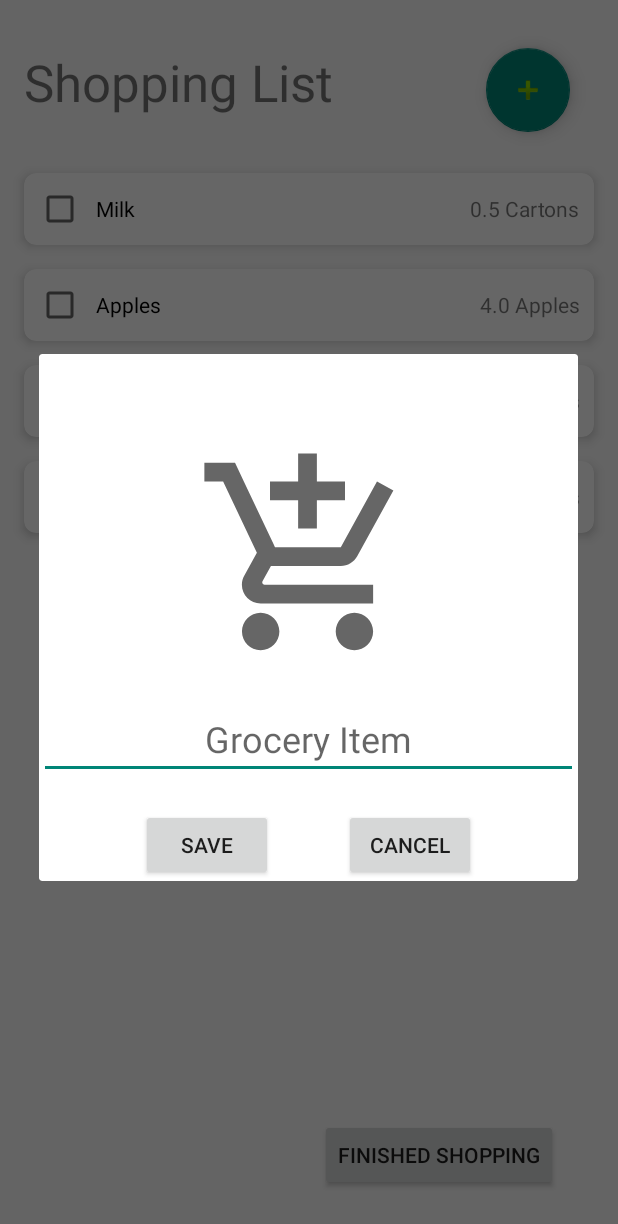
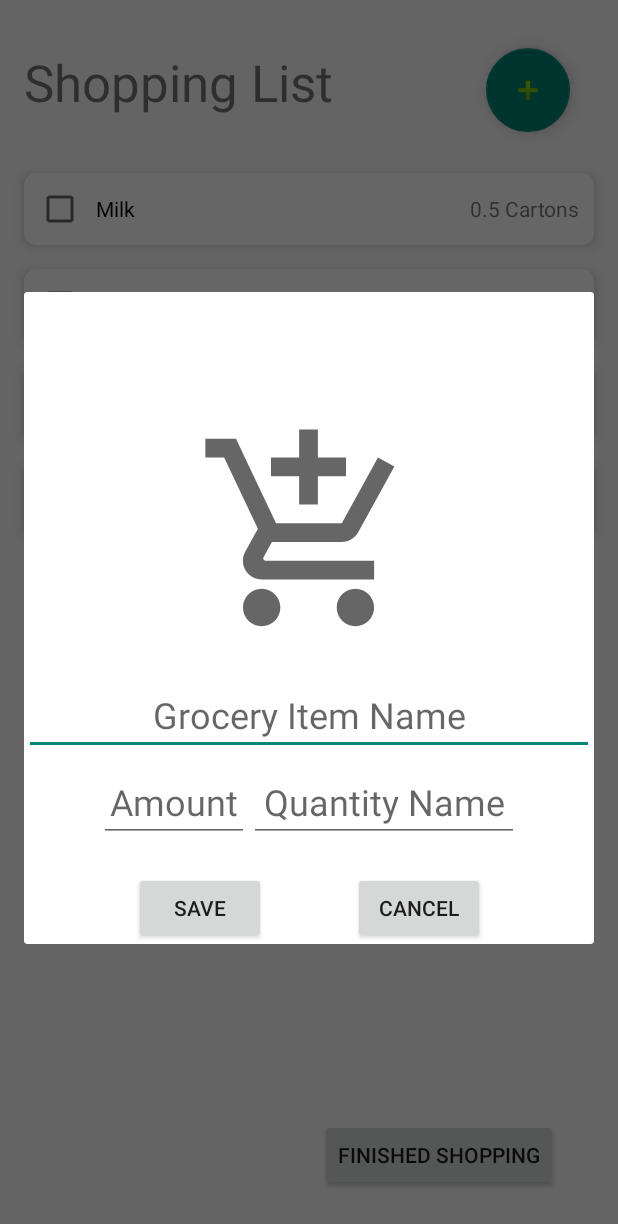
Before and after one commit to crortolf/Kitchen-Kompanion-2022-Group6, an Android app: the ShoppingList screen opened directly, with no data from a screen before it, after a tap on "Add a new shopping list item", on a phone screen of 412 x 824 dp. Shown: the top 1224 px of the screen. Run offline under Robolectric (Android 15) with nearby library versions, the phone set to English and light mode, and no system bars.

Commit message:
add new items

```diff
--- a/app/src/main/java/com/example/kitchenkompanion/ShoppingList.java
+++ b/app/src/main/java/com/example/kitchenkompanion/ShoppingList.java
@@ -20,7 +20,7 @@ public class ShoppingList extends AppCompatActivity {
 
     private AlertDialog.Builder dialogBuilder;
     private AlertDialog dialog;
-    private EditText newItemPopup;
+    private EditText newItemPopup, quantityName, quantityAmount;
     private Button popupCancel, popupSave;
 
     private List<GroceryItem> shoppingList;
@@ -63,6 +63,8 @@ public class ShoppingList extends AppCompatActivity {
         dialogBuilder = new AlertDialog.Builder(this);
         final View shoppingItemPopupView = getLayoutInflater().inflate(R.layout.shoppingitempopup, null);
         newItemPopup = (EditText) shoppingItemPopupView.findViewById(R.id.newItemPopup);
+        quantityName = (EditText) shoppingItemPopupView.findViewById(R.id.quantityName);
+        quantityAmount = (EditText) shoppingItemPopupView.findViewById(R.id.quantityAmount);
 
         popupSave = (Button) shoppingItemPopupView.findViewById(R.id.saveButton);
         popupCancel = (Button) shoppingItemPopupView.findViewById(R.id.cancelButton);
@@ -75,7 +77,7 @@ public class ShoppingList extends AppCompatActivity {
             @Override
             public void onClick(View view) {
                 // save button
-                shoppingList.add(new GroceryItem("Filler", "Units", 1f));
+                shoppingList.add(new GroceryItem(newItemPopup.getText().toString(), quantityName.getText().toString(), 1f));
                 shoppingListAdapter.setGroceryItem(shoppingList);
                 dialog.dismiss();
             }
--- a/app/src/main/res/layout/shoppingitempopup.xml
+++ b/app/src/main/res/layout/shoppingitempopup.xml
@@ -25,10 +25,39 @@
         app:layout_constraintTop_toBottomOf="@+id/newlisticon"
         tools:layout_editor_absoluteX="16dp"
         android:textSize="24sp"
-        android:hint="Grocery Item"
+        android:hint="Grocery Item Name"
         android:textAlignment="center"
         android:gravity="center_horizontal"
         />
+
+    <EditText
+        android:id="@+id/quantityAmount"
+        android:layout_width="100dp"
+        android:layout_height="50dp"
+        android:layout_marginTop="8dp"
+        android:layout_marginStart="50dp"
+        android:gravity="center_horizontal"
+        android:hint="Amount"
+        android:textAlignment="center"
+        android:textSize="24sp"
+        app:layout_constraintEnd_toStartOf="@+id/quantityName"
+        app:layout_constraintStart_toStartOf="parent"
+        app:layout_constraintTop_toBottomOf="@+id/newItemPopup" />
+
+    <EditText
+        android:id="@+id/quantityName"
+        android:layout_width="180dp"
+        android:layout_height="50dp"
+        android:layout_marginEnd="50dp"
+        android:layout_marginTop="8dp"
+        android:gravity="center_horizontal"
+        android:hint="Quantity Name"
+        android:textAlignment="center"
+        android:textSize="24sp"
+        app:layout_constraintEnd_toEndOf="parent"
+        app:layout_constraintStart_toEndOf="@+id/quantityAmount"
+        app:layout_constraintTop_toBottomOf="@+id/newItemPopup" />
+
 
     <Button
         android:id="@+id/saveButton"
@@ -39,7 +68,7 @@
         app:layout_constraintEnd_toEndOf="parent"
         app:layout_constraintHorizontal_bias="0.250"
         app:layout_constraintStart_toStartOf="parent"
-        app:layout_constraintTop_toBottomOf="@+id/newItemPopup" />
+        app:layout_constraintTop_toBottomOf="@+id/quantityName" />
 
     <Button
         android:id="@+id/cancelButton"
@@ -50,7 +79,9 @@
         app:layout_constraintEnd_toEndOf="parent"
         app:layout_constraintHorizontal_bias="0.750"
         app:layout_constraintStart_toStartOf="parent"
-        app:layout_constraintTop_toBottomOf="@+id/newItemPopup" />
+        app:layout_constraintTop_toBottomOf="@+id/quantityName" />
+
+
 
 
 </androidx.constraintlayout.widget.ConstraintLayout>
```
